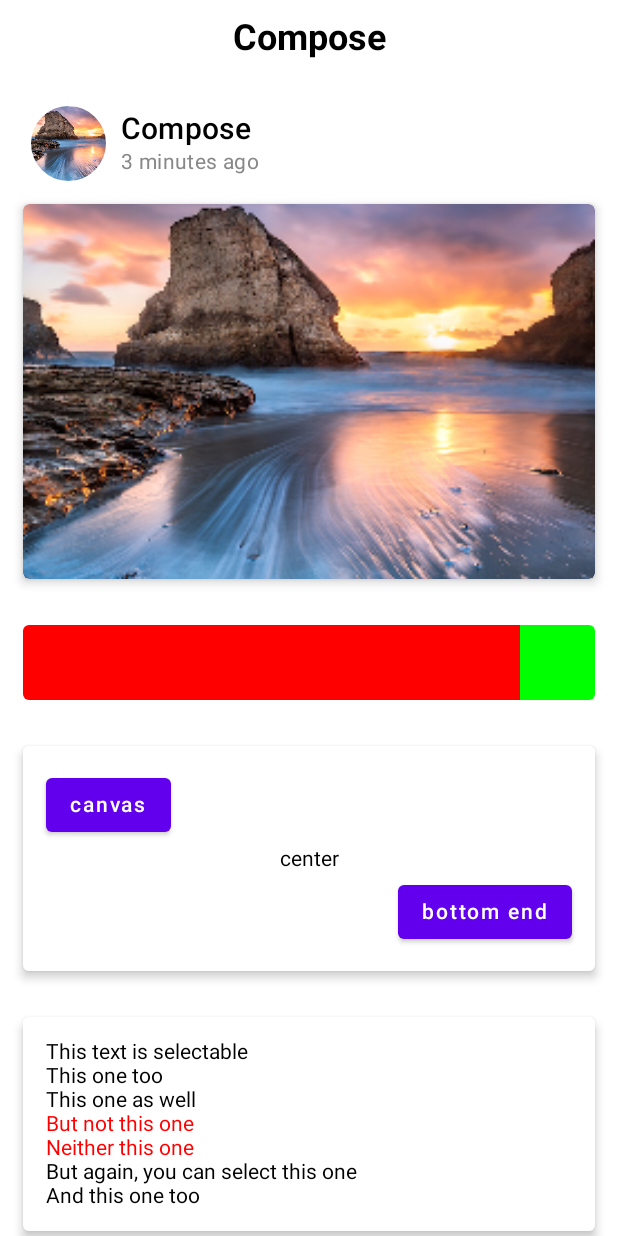
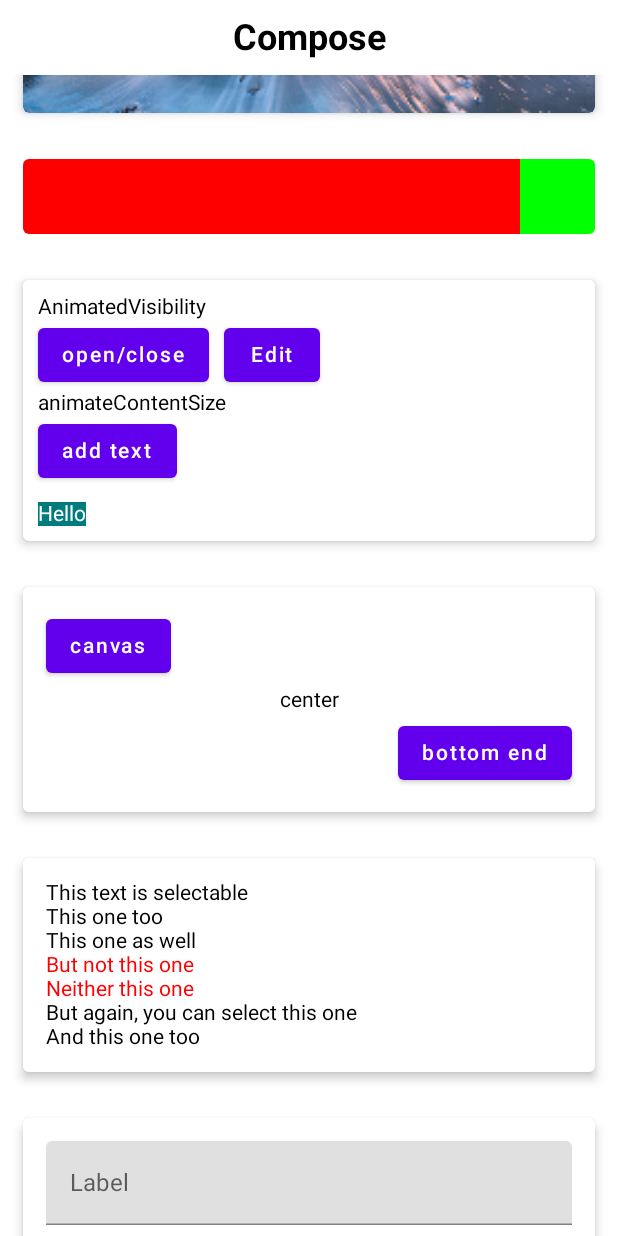
Before and after one commit to lavalike/compose-samples, an Android app built with Jetpack Compose: the screen it shows after launch (MainActivity), on a phone screen of 412 x 824 dp. Run offline under Robolectric (Android 15) with nearby library versions, the phone set to English and light mode, and no system bars; our stand-ins replace constraintlayout-compose.

```diff
--- a/app/src/main/java/com/compose/samples/MainActivity.kt
+++ b/app/src/main/java/com/compose/samples/MainActivity.kt
@@ -5,6 +5,7 @@ import android.os.Bundle
 import android.widget.Toast
 import androidx.activity.ComponentActivity
 import androidx.activity.compose.setContent
+import androidx.compose.animation.*
 import androidx.compose.foundation.*
 import androidx.compose.foundation.layout.*
 import androidx.compose.foundation.shape.CircleShape
@@ -95,11 +96,64 @@ class MainActivity : ComponentActivity() {
 
             Spacer(modifier = Modifier.size(15.dp))
 
+            CreateAnimation()
+
             CreateConstraint()
 
             SelectableText()
 
             TextFields()
+        }
+    }
+
+    @OptIn(ExperimentalAnimationApi::class)
+    @Composable
+    private fun CreateAnimation() {
+        Card(elevation = 4.dp, modifier = Modifier.padding(15.dp)) {
+            Column(
+                modifier = Modifier
+                    .padding(10.dp)
+                    .fillMaxWidth()
+            ) {
+                Text(text = "AnimatedVisibility")
+                Row {
+                    var editable by remember { mutableStateOf(true) }
+                    Button(onClick = {
+                        editable = !editable
+                    }) {
+                        Text(text = "open/close")
+                    }
+                    AnimatedVisibility(
+                        visible = editable,
+                        enter = fadeIn() + expandHorizontally(),
+                        exit = fadeOut() + shrinkHorizontally()
+                    ) {
+                        Button(
+                            onClick = {
+                                Toast.makeText(this@MainActivity, "Edit", Toast.LENGTH_SHORT).show()
+                            }, modifier = Modifier.padding(start = 10.dp)
+                        ) {
+                            Text(text = "Edit")
+                        }
+                    }
+                }
+
+                Text(text = "animateContentSize")
+                var message by remember { mutableStateOf("Hello") }
+                Button(onClick = {
+                    message += "\n${System.currentTimeMillis()}"
+                }) {
+                    Text(text = "add text")
+                }
+                Box(
+                    modifier = Modifier
+                        .padding(top = 10.dp)
+                        .background(Color(0xFF007C7C))
+                        .animateContentSize()
+                ) {
+                    Text(text = message, color = Color.White)
+                }
+            }
         }
     }
 
```
